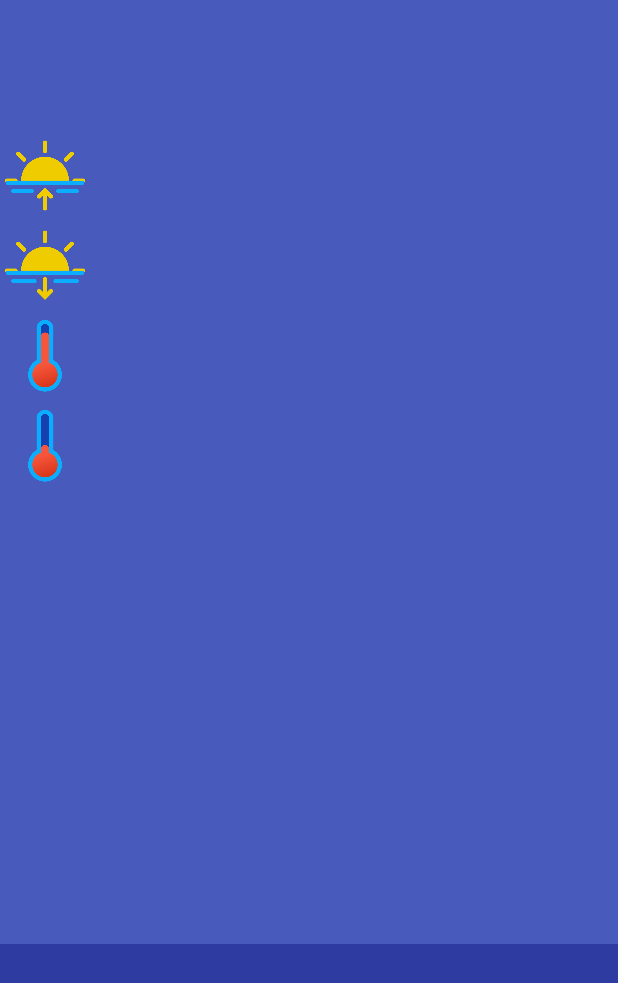
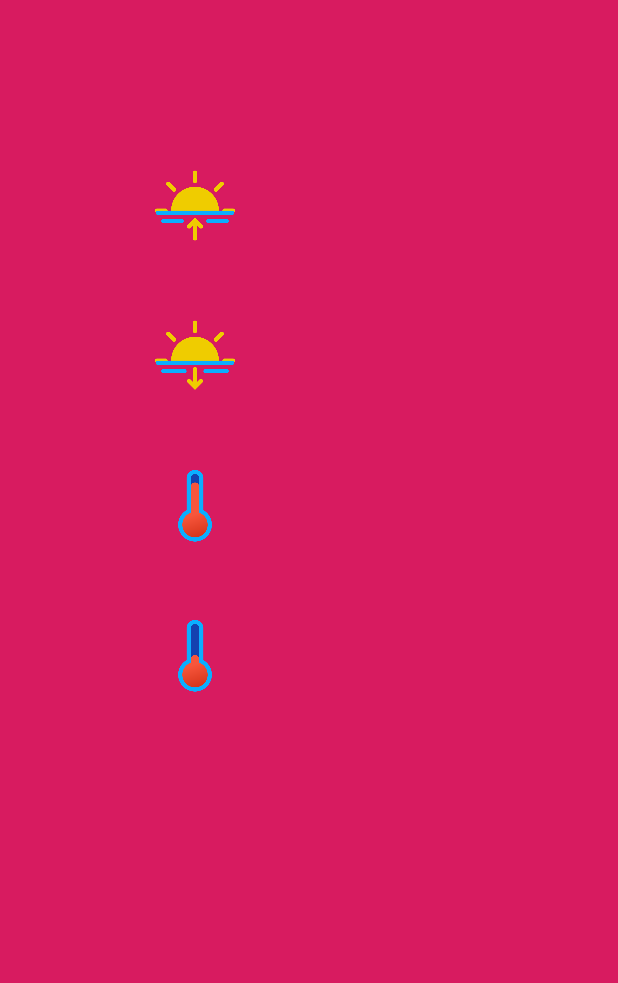
Before and after one commit to lucyfayesmith/WeatherApp, an Android app: the layout activity_detail.xml on its own in the app's theme, with its tools: preview values and no code run, on a phone screen of 412 x 824 dp. Shown: the top 983 px of the screen. Run offline under Robolectric (Android 15) with nearby library versions, the phone set to English and light mode, and no system bars.

Commit message:
fixed conflicts with merge, updated extraDetails with rotate

```diff
--- a/app/src/main/AndroidManifest.xml
+++ b/app/src/main/AndroidManifest.xml
@@ -26,6 +26,7 @@
                 <category android:name="android.intent.category.LAUNCHER" />
             </intent-filter>
         </activity>
+        <activity android:name=".DetailActivity" />
 
     </application>
 
--- a/app/src/main/res/layout/activity_detail.xml
+++ b/app/src/main/res/layout/activity_detail.xml
@@ -6,11 +6,10 @@
     android:layout_width="match_parent"
     android:layout_height="match_parent"
     android:orientation="vertical"
-    android:background="#485bbd"
+    android:background="@color/colorAccent"
     tools:context=".DetailActivity"
-    android:weightSum="100">
-
-        //Progress Bar for loading times
+    android:weightSum="100"
+    android:configChanges="orientation|screenSize|keyboardHidden">
 
     <ProgressBar
         android:id="@+id/loading_indicator"
@@ -24,7 +23,8 @@
         layout="@layout/extra_weather_layout"
         android:layout_height="0dp"
         android:layout_weight="70"
-        android:layout_width="match_parent" />
+        android:layout_width="wrap_content"
+        android:layout_marginLeft="100dp"/>
 
         <androidx.recyclerview.widget.RecyclerView
             android:id="@+id/recyclerView"
@@ -32,7 +32,7 @@
             android:layout_height="0dp"
             android:layout_weight="25"
             android:orientation="horizontal"
-            android:background="#2e3ba1">
+            android:background="@color/colorAccent">
 
         </androidx.recyclerview.widget.RecyclerView>
 
--- a/app/src/main/res/layout/activity_main.xml
+++ b/app/src/main/res/layout/activity_main.xml
@@ -8,6 +8,7 @@
     android:id="@+id/drawer"
     tools:context=".MainActivity"
     android:background="@color/colorAccent">
+
 
     <LinearLayout
         android:id="@+id/mainLayout"
@@ -47,6 +48,8 @@
 
     </LinearLayout>
 
+
+
     <com.google.android.material.navigation.NavigationView
         android:id="@+id/navigation_view"
         android:layout_width="wrap_content"
--- a/app/src/main/res/layout/daily_forecast.xml
+++ b/app/src/main/res/layout/daily_forecast.xml
@@ -6,6 +6,7 @@
     android:layout_height="wrap_content"
     android:background="#002E3BA1"
     android:orientation="vertical"
+    android:screenOrientation="portrait"
     app:layout_constraintGuide_percent="0.75">
 
 
--- a/app/src/main/res/layout/extra_weather_layout.xml
+++ b/app/src/main/res/layout/extra_weather_layout.xml
@@ -8,67 +8,67 @@
     android:layout_width="wrap_content"
     android:layout_height="wrap_content"
     android:layout_centerInParent="true"
-    android:background="#002E3BA1"
+    android:background="@color/colorAccent"
     android:orientation="vertical"
     android:layout_marginLeft="100dp">
 
 
-    <!--  Sunrise image  -->
     <ImageView
         android:id="@+id/sunrise_image"
         android:layout_width="60dp"
-        android:layout_height="60dp"
+        android:layout_height="100dp"
+        android:paddingTop="20dp"
+        android:paddingBottom="20dp"
         android:layout_marginEnd="20dp"
         app:layout_constraintEnd_toStartOf="@+id/sunrise_time"
         app:layout_constraintLeft_toLeftOf="parent"
         app:layout_constraintTop_toTopOf="parent"
         app:srcCompat="@drawable/sunrise" />
 
-    <!-- Sunrise time -->
     <TextView
         android:id="@+id/sunrise_time"
         android:layout_width="wrap_content"
         android:layout_height="wrap_content"
-        android:paddingLeft="20dp"
+        android:paddingTop="20dp"
+        android:paddingLeft="40dp"
         android:textSize="30sp"
         app:layout_constraintBottom_toBottomOf="@+id/sunrise_image"
         app:layout_constraintLeft_toRightOf="@id/sunrise_image"
         app:layout_constraintTop_toTopOf="parent"
         tools:text="6:30am"
-        android:textColor="#000000"/>
+        android:textColor="#FFFFFF"/>
 
-    <!-- Sunset Image -->
     <ImageView
         android:id="@+id/sunset_image"
         android:layout_width="60dp"
-        android:layout_height="60dp"
+        android:layout_height="100dp"
+        android:paddingTop="20dp"
+        android:paddingBottom="20dp"
         android:layout_marginEnd="20dp"
         app:layout_constraintEnd_toStartOf="@+id/sunset_time"
         app:layout_constraintLeft_toLeftOf="parent"
         app:layout_constraintTop_toBottomOf="@id/sunrise_image"
         app:srcCompat="@drawable/sunset" />
 
-    <!-- Sunset Time -->
     <TextView
         android:id="@+id/sunset_time"
         android:layout_width="wrap_content"
         android:layout_height="wrap_content"
-        android:paddingLeft="20dp"
+        android:paddingTop="20dp"
+        android:paddingLeft="40dp"
         android:textSize="30sp"
         app:layout_constraintBottom_toBottomOf="@+id/sunset_image"
         app:layout_constraintLeft_toRightOf="@id/sunset_image"
         app:layout_constraintTop_toBottomOf="@id/sunrise_time"
         tools:text="7:40pm"
-        android:textColor="#000000"/>
-
-    <!-- Current Temperature Image -->
-
-    <!-- Current Temperature value -->
+        android:textColor="#FFFFFF"/>
 
     <ImageView
         android:id="@+id/max_temp_image"
         android:layout_width="60dp"
-        android:layout_height="60dp"
+        android:layout_height="100dp"
+        android:paddingTop="20dp"
+        android:paddingBottom="20dp"
         app:layout_constraintLeft_toLeftOf="parent"
         app:layout_constraintTop_toBottomOf="@id/sunset_image"
         app:srcCompat="@drawable/max_temperature" />
@@ -77,8 +77,9 @@
         android:id="@+id/max_temp"
         android:layout_width="wrap_content"
         android:layout_height="wrap_content"
-        android:paddingLeft="20dp"
-        android:textColor="#000000"
+        android:paddingTop="35dp"
+        android:paddingLeft="40dp"
+        android:textColor="#FFFFFF"
         android:textSize="30sp"
         app:layout_constraintLeft_toRightOf="@id/max_temp_image"
         app:layout_constraintTop_toBottomOf="@id/sunset_time"
@@ -89,7 +90,9 @@
     <ImageView
         android:id="@+id/min_temp_image"
         android:layout_width="60dp"
-        android:layout_height="60dp"
+        android:layout_height="100dp"
+        android:paddingTop="20dp"
+        android:paddingBottom="20dp"
         app:srcCompat="@drawable/min_temp"
         app:layout_constraintLeft_toLeftOf="parent"
         app:layout_constraintTop_toBottomOf="@id/max_temp_image" />
@@ -98,8 +101,9 @@
         android:id="@+id/min_temp"
         android:layout_width="wrap_content"
         android:layout_height="wrap_content"
-        android:paddingLeft="20dp"
-        android:textColor="#000000"
+        android:paddingTop="35dp"
+        android:paddingLeft="40dp"
+        android:textColor="#FFFFFF"
         android:textSize="30sp"
         app:layout_constraintLeft_toRightOf="@id/min_temp_image"
         app:layout_constraintTop_toBottomOf="@id/max_temp"
--- a/app/src/main/res/layout/hourly_layout_list_item.xml
+++ b/app/src/main/res/layout/hourly_layout_list_item.xml
@@ -14,7 +14,7 @@
         <RelativeLayout
             android:layout_width="match_parent"
             android:layout_height="match_parent"
-            android:background="#2e3ba1">
+            android:background="@color/colorAccent">
 
             <TextView
                 android:id="@+id/hour"
@@ -24,7 +24,7 @@
                 android:layout_alignParentTop="true"
                 android:gravity="center"
                 android:paddingTop="15dp"
-                android:text="Thurs"
+                android:text="8:00"
                 android:textColor="#FFFFFF"
                 android:textSize="15sp" />
 
```
Also changed, not shown: app/src/main/java/com/example/weatherapp/DetailActivity.java (+16 -0 lines), app/src/main/java/com/example/weatherapp/MainActivity.java (+31 -0 lines), app/src/main/res/layout-land/activity_main.xml (+27 -8 lines), app/src/main/res/layout-land/daily_forecast.xml (+1 -7 lines), app/src/main/res/layout-land/daily_layout_list_item.xml (+4 -5 lines). Lines whose indentation alone changed are shown as unchanged.
